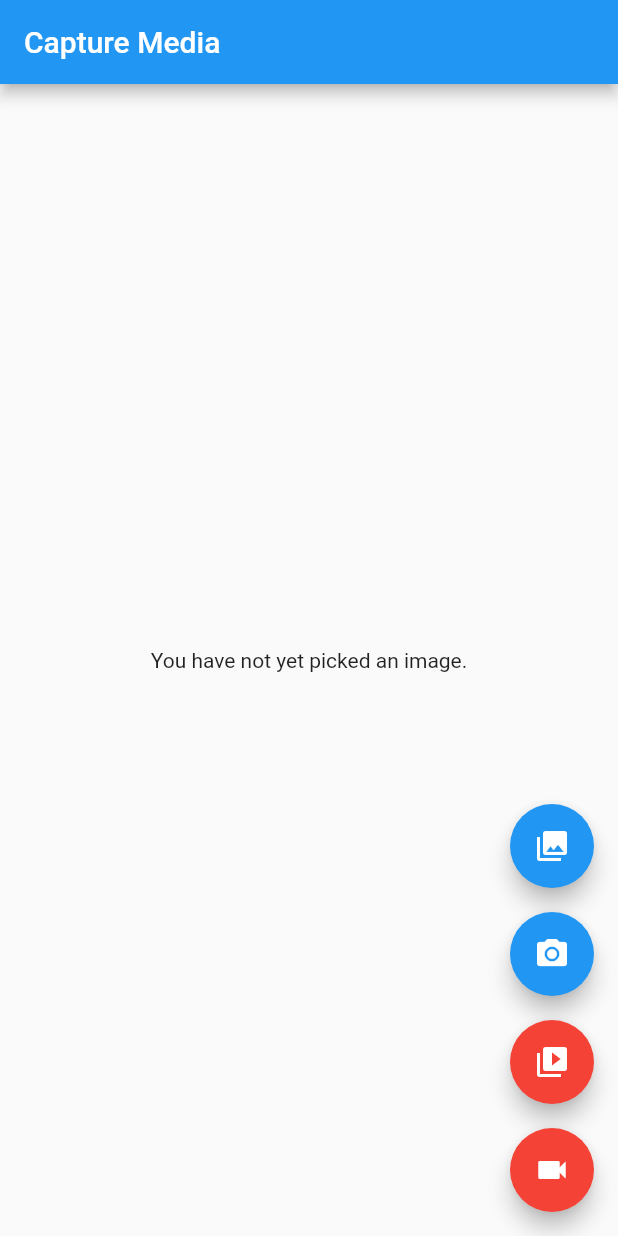
After one commit to adrianriveraz/Appraisal, a Flutter app: the MyHomePage screen opened directly, after a tap on the "video collection" icon, on a phone screen of 412 x 824 dp. The commit adds this screen. Run offline on Flutter 3.47's test engine with Material 2 defaults, Android fonts, the phone set to English and light mode, and no system bars; our stand-ins replace firebase_auth, image_picker, video_player; accounts and stored records are empty.

Commit message:
Capture Media Integrated, merge bugs fixed

```diff
--- a/appraisal_project/lib/routes.dart
+++ b/appraisal_project/lib/routes.dart
@@ -4,6 +4,8 @@ import 'package:flutter/material.dart';
 import 'package:appraisal_project/screens/home/home.dart';
 import 'package:appraisal_project/screens/login/login.dart';
 import 'package:appraisal_project/auth.dart';
+import 'package:appraisal_project/screens/captureMedia.dart';
+
 //generate routes for navagation
 class RouteGenerator{
   static Route<dynamic> generateRoute(RouteSettings settings){
@@ -21,6 +23,10 @@ class RouteGenerator{
       case '/appForm': //form page
       //add type validation later
         return MaterialPageRoute(builder: (_) => AppForm());
+
+      case '/mediaCapture': //form page
+        //add type validation later
+        return MaterialPageRoute(builder: (_) => CaptureMedia());
 
       default: //otherwise navigate to error page
         return _errorRoute();
--- /dev/null
+++ b/appraisal_project/lib/screens/captureMedia.dart
@@ -0,0 +1,300 @@
+import 'dart:async';
+import 'dart:io';
+import 'package:flutter/material.dart';
+import 'package:image_picker/image_picker.dart';
+import 'package:video_player/video_player.dart';
+
+void main() {
+  runApp(CaptureMedia());
+}
+
+class CaptureMedia extends StatelessWidget {
+  @override
+  Widget build(BuildContext context) {
+    return MaterialApp(
+      title: 'Media Capture Demo',
+      home: MyHomePage(title: 'Capture Media'),
+    );
+  }
+}
+
+class MyHomePage extends StatefulWidget {
+  MyHomePage({Key key, this.title}) : super(key: key);
+
+  final String title;
+
+  @override
+  _MyHomePageState createState() => _MyHomePageState();
+}
+
+class _MyHomePageState extends State<MyHomePage> {
+  File _imageFile;
+  dynamic _pickImageError;
+  bool isVideo = false;
+  VideoPlayerController _controller;
+  String _retrieveDataError;
+
+  void _onImageButtonPressed(ImageSource source) async {
+    if (_controller != null) {
+      _controller.setVolume(0.0);
+      _controller.removeListener(_onVideoControllerUpdate);
+    }
+    if (isVideo) {
+      ImagePicker.pickVideo(source: source).then((File file) {
+        if (file != null && mounted) {
+          setState(() {
+            _controller = VideoPlayerController.file(file)
+              ..addListener(_onVideoControllerUpdate)
+              ..setVolume(1.0)
+              ..initialize()
+              ..setLooping(true)
+              ..play();
+          });
+        }
+      });
+    } else {
+      try {
+        _imageFile = await ImagePicker.pickImage(source: source);
+      } catch (e) {
+        _pickImageError = e;
+      }
+      setState(() {});
+    }
+  }
+
+  void _onVideoControllerUpdate() {
+    setState(() {});
+  }
+
+  @override
+  void deactivate() {
+    if (_controller != null) {
+      _controller.setVolume(0.0);
+      _controller.removeListener(_onVideoControllerUpdate);
+    }
+    super.deactivate();
+  }
+
+  @override
+  void dispose() {
+    if (_controller != null) {
+      _controller.dispose();
+    }
+    super.dispose();
+  }
+
+  Widget _previewVideo(VideoPlayerController controller) {
+    final Text retrieveError = _getRetrieveErrorWidget();
+    if (retrieveError != null) {
+      return retrieveError;
+    }
+    if (controller == null) {
+      return const Text(
+        'You have not yet picked a video',
+        textAlign: TextAlign.center,
+      );
+    } else if (controller.value.initialized) {
+      return Padding(
+        padding: const EdgeInsets.all(10.0),
+        child: AspectRatioVideo(controller),
+      );
+    } else {
+      return const Text(
+        'Error Loading Video',
+        textAlign: TextAlign.center,
+      );
+    }
+  }
+
+  Widget _previewImage() {
+    final Text retrieveError = _getRetrieveErrorWidget();
+    if (retrieveError != null) {
+      return retrieveError;
+    }
+    if (_imageFile != null) {
+      return Image.file(_imageFile);
+    } else if (_pickImageError != null) {
+      return Text(
+        'Pick image error: $_pickImageError',
+        textAlign: TextAlign.center,
+      );
+    } else {
+      return const Text(
+        'You have not yet picked an image.',
+        textAlign: TextAlign.center,
+      );
+    }
+  }
+
+  Future<void> retrieveLostData() async {
+    final LostDataResponse response = await ImagePicker.retrieveLostData();
+    if (response.isEmpty) {
+      return;
+    }
+    if (response.file != null) {
+      setState(() {
+        if (response.type == RetrieveType.video) {
+          isVideo = true;
+          _controller = VideoPlayerController.file(response.file)
+            ..addListener(_onVideoControllerUpdate)
+            ..setVolume(1.0)
+            ..initialize()
+            ..setLooping(true)
+            ..play();
+        } else {
+          isVideo = false;
+          _imageFile = response.file;
+        }
+      });
+    } else {
+      _retrieveDataError = response.exception.code;
+    }
+  }
+
+  @override
+  Widget build(BuildContext context) {
+    return Scaffold(
+      appBar: AppBar(
+        title: Text(widget.title),
+      ),
+      body: Center(
+        child: Platform.isAndroid
+            ? FutureBuilder<void>(
+                future: retrieveLostData(),
+                builder: (BuildContext context, AsyncSnapshot<void> snapshot) {
+                  switch (snapshot.connectionState) {
+                    case ConnectionState.none:
+                    case ConnectionState.waiting:
+                      return const Text(
+                        'You have not yet picked an image.',
+                        textAlign: TextAlign.center,
+                      );
+                    case ConnectionState.done:
+                      return isVideo
+                          ? _previewVideo(_controller)
+                          : _previewImage();
+                    default:
+                      if (snapshot.hasError) {
+                        return Text(
+                          'Pick image/video error: ${snapshot.error}}',
+                          textAlign: TextAlign.center,
+                        );
+                      } else {
+                        return const Text(
+                          'You have not yet picked an image.',
+                          textAlign: TextAlign.center,
+                        );
+                      }
+                  }
+                },
+              )
+            : (isVideo ? _previewVideo(_controller) : _previewImage()),
+      ),
+      floatingActionButton: Column(
+        mainAxisAlignment: MainAxisAlignment.end,
+        children: <Widget>[
+          FloatingActionButton(
+            onPressed: () {
+              isVideo = false;
+              _onImageButtonPressed(ImageSource.gallery);
+            },
+            heroTag: 'image0',
+            tooltip: 'Pick Image from gallery',
+            child: const Icon(Icons.photo_library),
+          ),
+          Padding(
+            padding: const EdgeInsets.only(top: 16.0),
+            child: FloatingActionButton(
+              onPressed: () {
+                isVideo = false;
+                _onImageButtonPressed(ImageSource.camera);
+              },
+              heroTag: 'image1',
+              tooltip: 'Take a Photo',
+              child: const Icon(Icons.camera_alt),
+            ),
+          ),
+          Padding(
+            padding: const EdgeInsets.only(top: 16.0),
+            child: FloatingActionButton(
+              backgroundColor: Colors.red,
+              onPressed: () {
+                isVideo = true;
+                _onImageButtonPressed(ImageSource.gallery);
+              },
+              heroTag: 'video0',
+              tooltip: 'Pick Video from gallery',
+              child: const Icon(Icons.video_library),
+            ),
+          ),
+          Padding(
+            padding: const EdgeInsets.only(top: 16.0),
+            child: FloatingActionButton(
+              backgroundColor: Colors.red,
+              onPressed: () {
+                isVideo = true;
+                _onImageButtonPressed(ImageSource.camera);
+              },
+              heroTag: 'video1',
+              tooltip: 'Take a Video',
+              child: const Icon(Icons.videocam),
+            ),
+          ),
+        ],
+      ),
+    );
+  }
+
+  Text _getRetrieveErrorWidget() {
+    if (_retrieveDataError != null) {
+      final Text result = Text(_retrieveDataError);
+      _retrieveDataError = null;
+      return result;
+    }
+    return null;
+  }
+}
+
+class AspectRatioVideo extends StatefulWidget {
+  AspectRatioVideo(this.controller);
+
+  final VideoPlayerController controller;
+
+  @override
+  AspectRatioVideoState createState() => AspectRatioVideoState();
+}
+
+class AspectRatioVideoState extends State<AspectRatioVideo> {
+  VideoPlayerController get controller => widget.controller;
+  bool initialized = false;
+
+  void _onVideoControllerUpdate() {
+    if (!mounted) {
+      return;
+    }
+    if (initialized != controller.value.initialized) {
+      initialized = controller.value.initialized;
+      setState(() {});
+    }
+  }
+
+  @override
+  void initState() {
+    super.initState();
+    controller.addListener(_onVideoControllerUpdate);
+  }
+
+  @override
+  Widget build(BuildContext context) {
+    if (initialized) {
+      return Center(
+        child: AspectRatio(
+          aspectRatio: controller.value?.aspectRatio,
+          child: VideoPlayer(controller),
+        ),
+      );
+    } else {
+      return Container();
+    }
+  }
+}
--- a/appraisal_project/lib/screens/home/home.dart
+++ b/appraisal_project/lib/screens/home/home.dart
@@ -2,6 +2,7 @@ import 'package:appraisal_project/auth.dart';
 import 'package:flutter/material.dart';
 import 'package:appraisal_project/screens/home/widgets/goappform_button.dart';
 import 'package:appraisal_project/auth.dart';
+import 'package:appraisal_project/screens/home/widgets/gocapturemedia_button.dart';
 
 class Home extends StatelessWidget {
   Home({this.auth, this.onSignedOut});
@@ -33,6 +34,7 @@ class Home extends StatelessWidget {
         ),
         body: Center(
           child: GoAppFormButton()
+          //child: CaptureMediaButton()
         ),
       );
   }
--- a/appraisal_project/pubspec.yaml
+++ b/appraisal_project/pubspec.yaml
@@ -24,6 +24,12 @@ dependencies:
   # The following adds the Cupertino Icons font to your application.
   # Use with the CupertinoIcons class for iOS style icons.
   cupertino_icons: ^0.1.2
+  image_picker: ^0.6.0+8
+  path_provider: ^0.5.0
+  path: 1.6.2
+  video_player: ^0.10.1
+  camera : 0.5.2
+  fluttertoast: ^2.2.6
 
 dev_dependencies:
   flutter_test:
```
Also changed, not shown: appraisal_project/lib/screens/home/widgets/gocapturemedia_button.dart (added, +14 -0 lines), appraisal_project/pubspec.lock, 6 other files.
